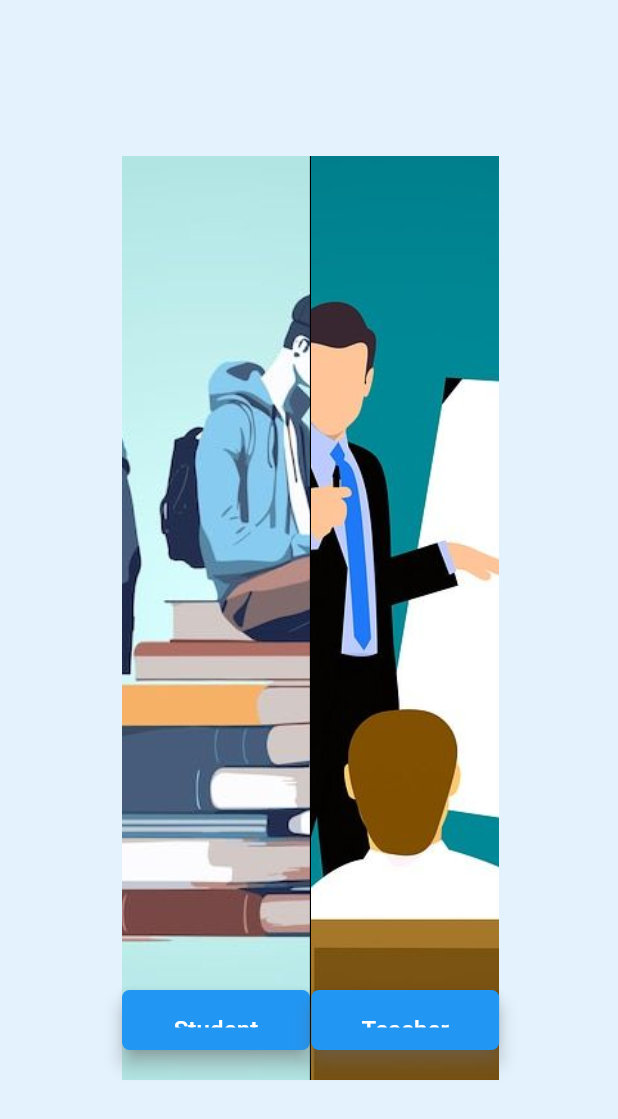
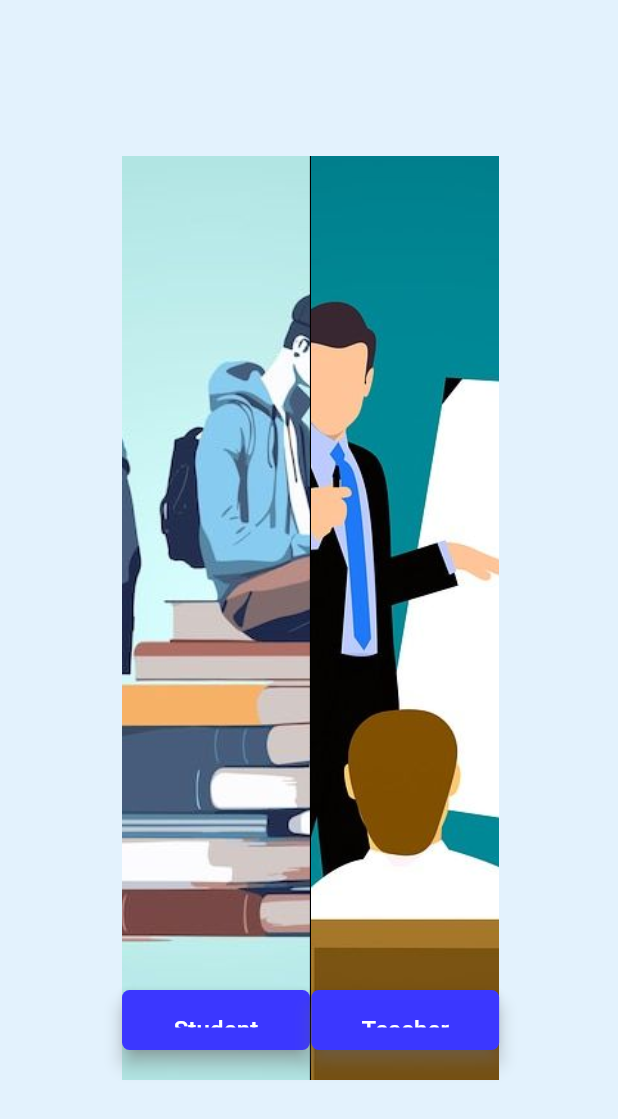
Before and after one commit to ninad-moree/KodeKraken, a Flutter app: the screen it shows after launch, on a phone screen of 412 x 824 dp. Shown: the top 1119 px of the screen. Run offline on Flutter 3.47's test engine with Material 3 defaults, Android fonts, the light colour scheme and no system bars; our stand-ins replace bloc, cloud_firestore, confetti, firebase_core, flutter_bloc, flutter_highlight; accounts and stored records are empty.

Commit message:
Primary color changed

```diff
--- a/lib/constants/color_constants.dart
+++ b/lib/constants/color_constants.dart
@@ -1,5 +1,6 @@
 import 'package:flutter/material.dart';
 
 class ColorConstants {
-  static const Color kPrimaryColor = Colors.blue;
+  static const Color kPrimaryColor = Color(0xFF3B37FF);
+  static const Color kBackgroundColor = Color(0xFFE3F2FD);
 }
--- a/lib/features/login/ui/welcome.dart
+++ b/lib/features/login/ui/welcome.dart
@@ -11,18 +11,12 @@ class WelcomePage extends StatelessWidget {
   @override
   Widget build(BuildContext context) {
     return Scaffold(
-      // appBar: AppBar(
-      //   title: const Text('KodeKraken'),
-      //   backgroundColor: ColorConstants.kPrimaryColor,
-      // ),
-      backgroundColor: Colors.blue[50],
+      backgroundColor: ColorConstants.kBackgroundColor,
       body: Center(
         child: Container(
           height: MediaQuery.of(context).size.height * 0.75,
           width: MediaQuery.of(context).size.width * 0.61,
-          decoration: BoxDecoration(
-            border: Border.all(color: Colors.transparent),
-          ),
+          decoration: BoxDecoration(border: Border.all(color: Colors.transparent)),
           child: Row(
             crossAxisAlignment: CrossAxisAlignment.start,
             mainAxisSize: MainAxisSize.min,
```
